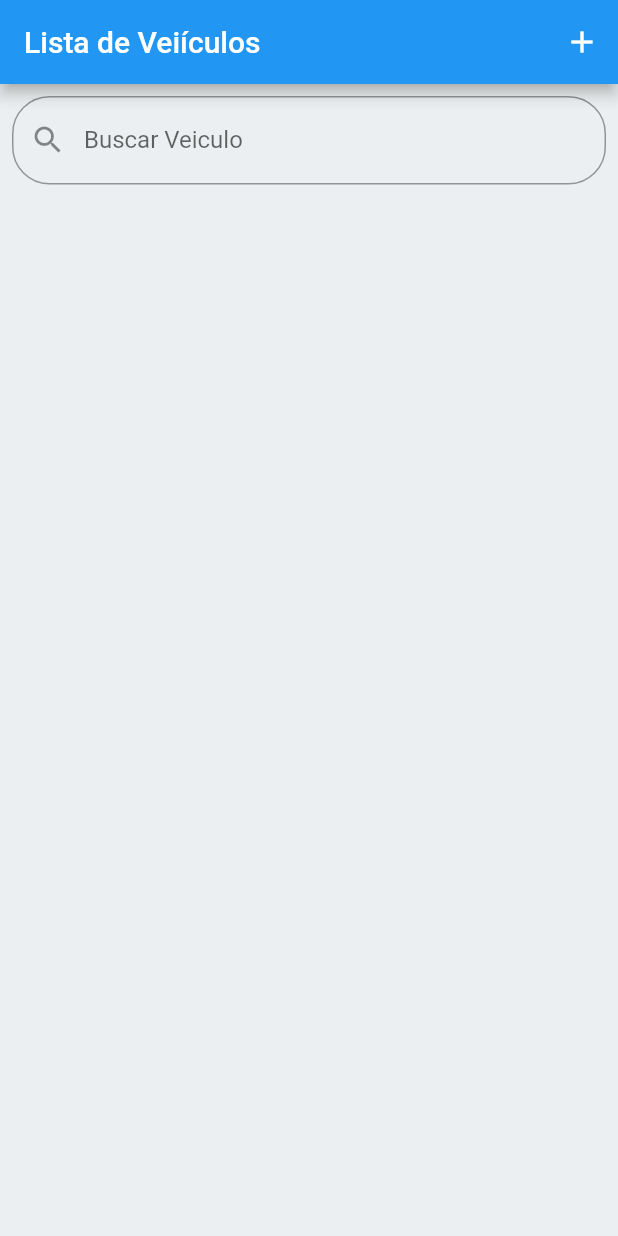
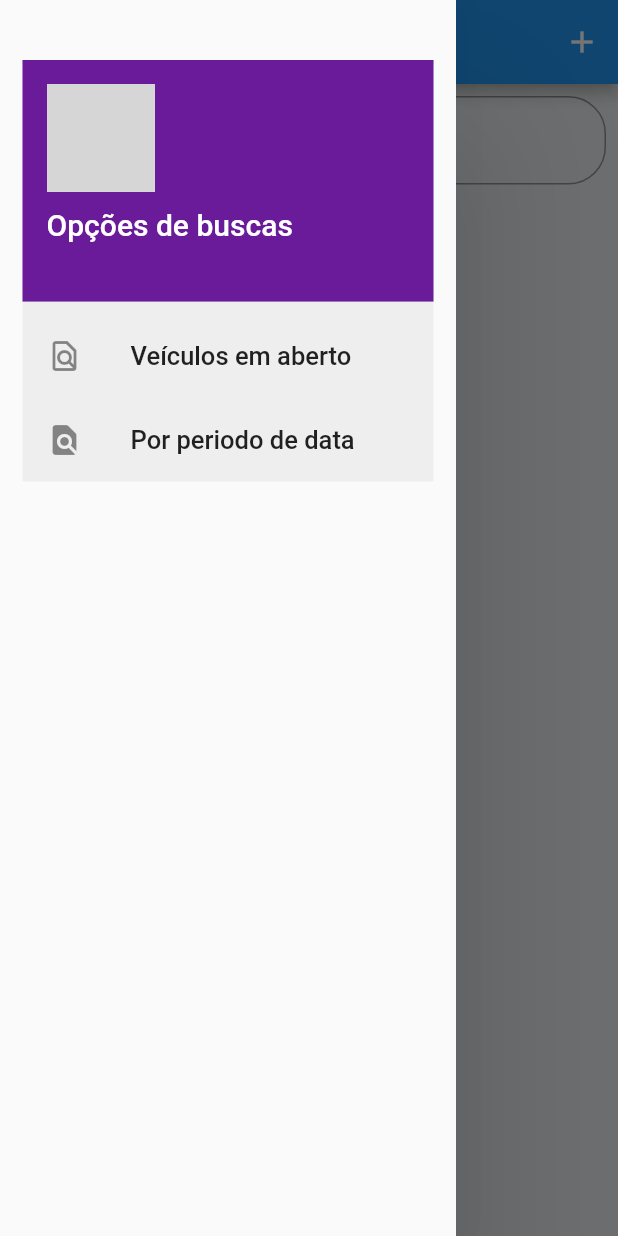
Before and after one commit to juliojtk/car_anotations_app, a Flutter app: the screen it shows after launch, with the side drawer open (before the commit the screen has no drawer), on a phone screen of 412 x 824 dp. Run offline on Flutter 3.47's test engine with Material 2 defaults, Android fonts, the phone set to English and light mode, and no system bars; our stand-ins replace flutter_mobx, get_it, mobx, sqflite; accounts and stored records are empty; generated files the repository leaves out were written again; network calls fail; grey boxes are pictures that could not be loaded.

Commit message:
Inicio implementação Drawer Layout

```diff
--- a/lib/app/domain/interfaces/car_dao.dart
+++ b/lib/app/domain/interfaces/car_dao.dart
@@ -4,6 +4,7 @@ abstract class CarDao{
 
   Future<List<Car>> listAllCar();
   Future<List<Car>> searchCar(String value);
+  Future<List<Car>> serviceNotFinish();
   saveCar(Car car);
   deleteCar(int id);
   updateServiceOk(String value, int id);
--- a/lib/app/domain/service/car_service.dart
+++ b/lib/app/domain/service/car_service.dart
@@ -14,6 +14,10 @@ Future<List<Car>> listAllCar(){
 
 Future<List<Car>> searchCar(String value){
   return _carDao.searchCar(value);
+}
+
+Future<List<Car>>serviceNotFinish(){
+  return _carDao.serviceNotFinish();
 }
 
 saveCar(Car car){
--- a/lib/app/view/car_list.dart
+++ b/lib/app/view/car_list.dart
@@ -23,9 +23,55 @@ class CarList extends StatelessWidget {
               ),
             ],
           ),
-          body: Container(
-            color: Colors.blueGrey[50],
-            child: futureBuilde(context),
+          drawer: Drawer(
+            elevation: 50,
+            child: Padding(
+              padding: const EdgeInsets.only(top: 40, bottom: 20, right: 15, left: 15),
+              child: LayoutBuilder(
+                builder: (BuildContext context, BoxConstraints constraints){
+                  return SingleChildScrollView(
+                    child: Container(
+                      color: Colors.grey[200],
+                      child: Column(
+                        children: [
+                          UserAccountsDrawerHeader(
+                            decoration: BoxDecoration(color: Colors.purple[800]),
+                            currentAccountPicture: ClipRRect(
+                              borderRadius: BorderRadius.circular(40),
+                              child: Image.network(
+                                'https://thumbs.dreamstime.com/b/procurando-o-carro-que-vende-%C3%ADcone-109371324.jpg',
+                                ),
+                              ),
+                            accountName: Text('Opções de buscas', style: TextStyle(fontSize: 20),),
+                            accountEmail: Text(''),
+
+                          ),
+                          ListTile(
+                            leading: Icon(Icons.find_in_page_outlined),
+                            title: Text('Veículos em aberto', style: TextStyle(fontSize: 17),),
+                            onTap: (){
+                              _backListCar.serviceNotFinish();
+                              Navigator.of(context).pop();
+                            },
+                          ),
+                          ListTile(
+                            leading: Icon(Icons.find_in_page_rounded),
+                            title: Text('Por periodo de data', style: TextStyle(fontSize: 17),),
+                          )
+                        ],
+                      ),
+                    ),
+                  );
+                }
+              ),
+            ),
+          ),
+          body: RefreshIndicator(
+            onRefresh: _backListCar.refresIndicator,
+              child: Container(
+                color: Colors.blueGrey[50],
+                child: futureBuilde(context),
+            ),
           ),
         );
       }
@@ -51,7 +97,7 @@ class CarList extends StatelessWidget {
       children: [
         Padding(
           padding: EdgeInsets.all(8),
-          child: textFieldSearch(context),
+          child: _backListCar.swap == 0 ? textFieldSearch(context) : null,
         ),
         Expanded(
           child: Padding(
@@ -98,8 +144,8 @@ class CarList extends StatelessWidget {
   Widget textFieldSearch(BuildContext context){
   return TextFormField(
     decoration: InputDecoration(
-      labelText: 'Buscar Veiculo',
-      hintText: 'Buscar Veiculo',
+      labelText: 'Buscar Veículo por nome ou placa',
+      hintText: 'Buscar Veículo',
       prefixIcon: Icon(Icons.search),
       border: OutlineInputBorder(
         borderRadius: BorderRadius.all(Radius.circular(25),
```
Also changed, not shown: lib/app/dataBase/dao_impl/car_dao_impl.dart (+23 -0 lines), lib/app/view/car_details.dart (+9 -11 lines), lib/app/view/car_form.dart (+17 -10 lines), lib/app/view/viewBack/car_details_back.dart (+14 -0 lines), lib/app/view/viewBack/car_list_back.dart (+12 -0 lines), lib/app/view/viewBack/car_list_back.g.dart.
